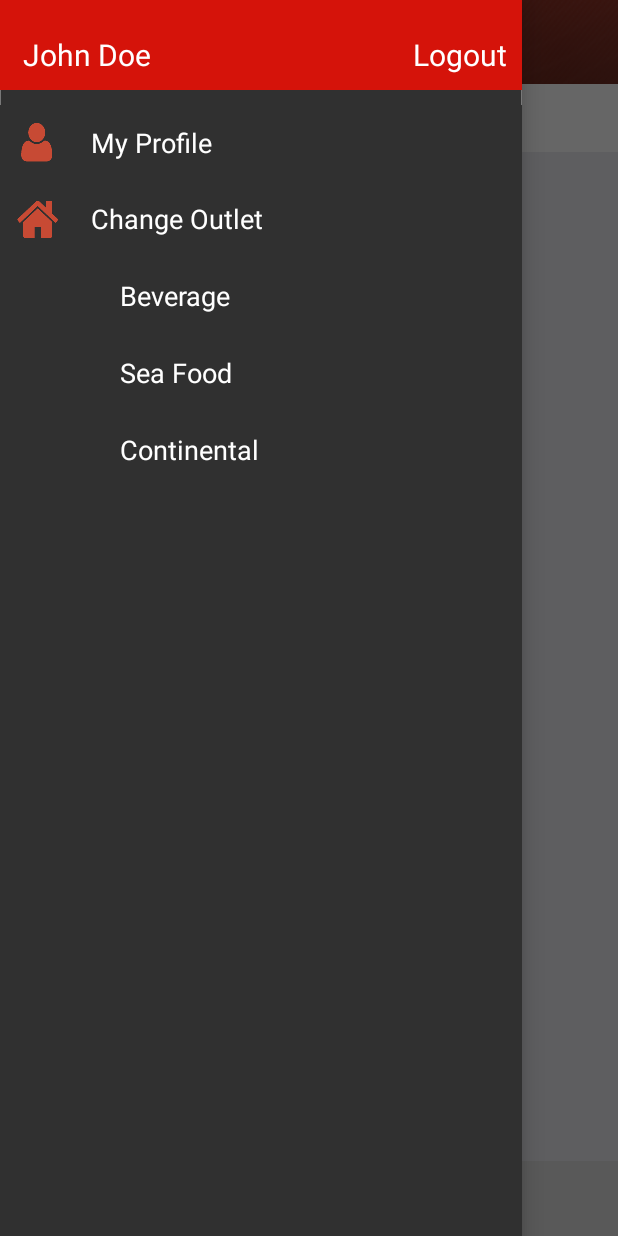
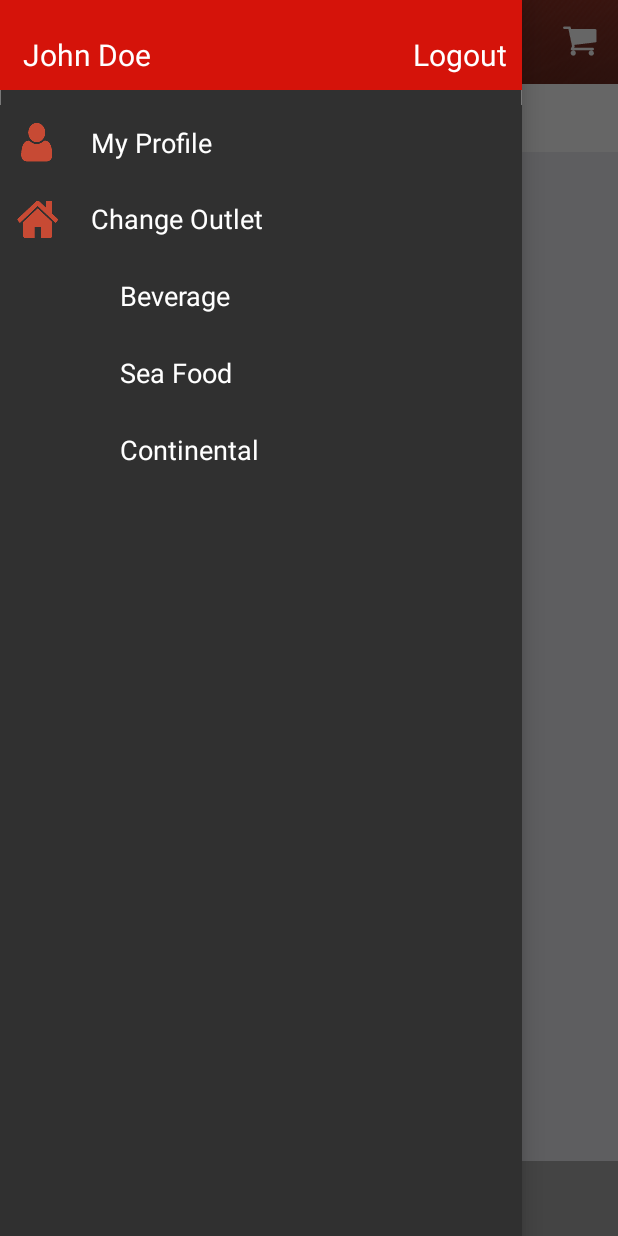
Before and after one commit to Brain-Technosys/QZERO, an Android app: the OutletCategoryActivity screen opened directly, with no data from a screen before it, with the side drawer open, on a phone screen of 412 x 824 dp. Run offline under Robolectric (Android 15) with nearby library versions, the phone set to English and light mode, and no system bars; our stand-ins replace ButterKnife.

Commit message:
outlets changed

```diff
--- a/app/src/main/java/com/example/qzero/Outlet/Activities/OutletCategoryActivity.java
+++ b/app/src/main/java/com/example/qzero/Outlet/Activities/OutletCategoryActivity.java
@@ -1,5 +1,4 @@
 package com.example.qzero.Outlet.Activities;
-
 
 import android.content.res.Configuration;
 import android.os.Bundle;
@@ -23,13 +22,10 @@ import android.widget.TableLayout;
 import android.widget.TableRow;
 import android.widget.TextView;
 import android.widget.TableRow.LayoutParams;
-
 import com.example.qzero.Outlet.ObjectClasses.ItemOutlet;
 import com.example.qzero.Outlet.ObjectClasses.Venue;
 import com.example.qzero.R;
-
 import java.util.ArrayList;
-
 import butterknife.ButterKnife;
 import butterknife.InjectView;
 import butterknife.OnClick;
@@ -41,8 +37,8 @@ public class OutletCategoryActivity extends AppCompatActivity implements View.On
     DrawerLayout mDrawer;
 
 
-   /* @InjectView(R.id.toolbar)
-    Toolbar toolbar;*/
+    @InjectView(R.id.toolbar)
+    Toolbar tool_bar;
 
     @InjectView(R.id.navigationView)
     LinearLayout navigationView;
@@ -73,8 +69,6 @@ public class OutletCategoryActivity extends AppCompatActivity implements View.On
 
     ArrayList<ItemOutlet> arrayListItems;
 
-    Toolbar toolbar;
-
 
     @Override
     public void onCreate(Bundle savedInstanceState) {
@@ -83,9 +77,7 @@ public class OutletCategoryActivity extends AppCompatActivity implements View.On
 
         ButterKnife.inject(this);
 
-              toolbar=(Toolbar) findViewById(R.id.toolbar);
-
-        setSupportActionBar(toolbar);
+        setSupportActionBar(tool_bar);
 
         drawerToggle = setupDrawerToggle();
 
@@ -102,9 +94,8 @@ public class OutletCategoryActivity extends AppCompatActivity implements View.On
     }//end of onCreate()
 
     private ActionBarDrawerToggle setupDrawerToggle() {
-        return new ActionBarDrawerToggle(this, mDrawer, toolbar, R.string.navigation_drawer_open, R.string.navigation_drawer_close);
+        return new ActionBarDrawerToggle(this, mDrawer, tool_bar, R.string.navigation_drawer_open, R.string.navigation_drawer_close);
     }
-
     private void setIconsToActionBar() {
         //getting left side menu image
         actionBar = getSupportActionBar();
--- a/app/src/main/res/layout/activity_outlet_category.xml
+++ b/app/src/main/res/layout/activity_outlet_category.xml
@@ -1,5 +1,4 @@
-<android.support.v4.widget.DrawerLayout
-    xmlns:android="http://schemas.android.com/apk/res/android"
+<android.support.v4.widget.DrawerLayout xmlns:android="http://schemas.android.com/apk/res/android"
     android:id="@+id/drawer_layout"
     android:layout_width="match_parent"
     android:layout_height="match_parent">
@@ -11,55 +10,54 @@
         android:background="@color/background_outlet">
 
         <include
-           android:id="@+id/include"
-            android:layout_alignParentTop="true"
+            layout="@layout/toolbar"
+            android:layout_width="match_parent"
             android:layout_height="wrap_content"
-            android:layout_width="match_parent"
-            layout="@layout/toolbar"
-            />
+            android:layout_alignParentTop="true" />
 
         <RelativeLayout
-            android:id="@+id/relLayOutletHeading"
+            android:id="@+id/relLayTitle"
             android:layout_width="match_parent"
             android:layout_height="45dp"
-            android:layout_below="@+id/include"
+            android:layout_below="@+id/toolbar"
             android:background="@android:color/white">
 
             <TextView
                 android:id="@+id/txtViewSubHeading"
                 android:layout_width="wrap_content"
                 android:layout_height="wrap_content"
+                android:layout_centerVertical="true"
+                android:layout_marginLeft="10dp"
                 android:text="@string/all_outlet"
-                android:layout_centerVertical="true"
-                android:textSize="@dimen/outlet_heading_size"
-                android:layout_marginLeft="10dp"
-                android:textColor="@color/color_tab_text_selected"/>
+                android:textColor="@color/color_tab_text_selected"
+                android:textSize="@dimen/outlet_heading_size" />
+
         </RelativeLayout>
 
         <ScrollView
             android:id="@+id/outlet_scrollView"
-            android:layout_below="@+id/relLayOutletHeading"
             android:layout_width="wrap_content"
+            android:layout_height="wrap_content"
             android:layout_above="@+id/advertisement"
-            android:layout_height="wrap_content"
+            android:layout_below="@+id/relLayTitle"
             android:layout_gravity="center_horizontal"
             android:background="#DFDFDF">
 
             <TableLayout
                 android:id="@+id/tableLayoutItems"
                 android:layout_width="match_parent"
-                android:layout_height="wrap_content"/>
-
+                android:layout_height="wrap_content" />
 
 
         </ScrollView>
+
         <ImageView
             android:id="@+id/advertisement"
             android:layout_width="fill_parent"
             android:layout_height="50dp"
             android:layout_alignParentBottom="true"
-            android:background="@color/cardview_back"
-            android:layout_gravity="bottom">
+            android:layout_gravity="bottom"
+            android:background="@android:color/darker_gray">
 
         </ImageView>
     </RelativeLayout>
@@ -67,9 +65,9 @@
 
     <!-- The navigation drawer -->
     <include
-        layout="@layout/nav_drawer"
+        layout="@layout/navigation_activity"
+        android:layout_width="match_parent"
         android:layout_height="fill_parent"
-        android:layout_width="match_parent"
-        android:layout_gravity="start"/>
+        android:layout_gravity="start" />
 
 </android.support.v4.widget.DrawerLayout>
--- /dev/null
+++ b/app/src/main/res/layout/navigation_activity.xml
@@ -0,0 +1,117 @@
+<?xml version="1.0" encoding="utf-8"?>
+<RelativeLayout xmlns:android="http://schemas.android.com/apk/res/android"
+    android:layout_width="match_parent"
+    android:layout_height="fill_parent"
+    android:background="@drawable/navigation_item_background"
+
+     >
+
+    <include
+        android:layout_alignParentTop="true"
+        android:id="@+id/header"
+        layout="@layout/nav_header_catogery"
+        android:layout_width="match_parent"
+        android:layout_height="60dp"
+
+        />
+    <RelativeLayout
+        android:id="@+id/changeProfile"
+        android:layout_below="@+id/header"
+        android:layout_width="match_parent"
+        android:layout_height="wrap_content"
+        android:layout_marginTop="10dp"
+        android:layout_alignParentLeft="true"
+        android:layout_alignParentRight="true"
+        android:background="@drawable/selector_navigation_menu_item">
+
+
+        <ImageView
+                android:id="@+id/img_profile"
+                android:layout_width="wrap_content"
+                android:layout_height="wrap_content"
+                android:padding="10dp"
+                android:scaleType="centerCrop"
+                android:layout_centerVertical="true"
+                android:layout_gravity="center_vertical"
+                android:src="@drawable/profile_icon"
+                />
+
+        <TextView
+
+            android:layout_toRightOf="@+id/img_profile"
+            android:layout_width="wrap_content"
+            android:layout_height="wrap_content"
+            android:gravity="start"
+            android:layout_gravity="center_vertical"
+            android:layout_centerHorizontal="true"
+            android:layout_centerVertical="true"
+            android:text="My Profile"
+            android:textSize="18sp"
+            android:padding="10dp"
+            android:textColor="@android:color/white"
+            />
+
+
+
+    </RelativeLayout>
+        <RelativeLayout
+            android:layout_below="@+id/changeProfile"
+            android:id="@+id/changeOutlet"
+            android:layout_width="match_parent"
+            android:layout_height="wrap_content"
+            android:background="@drawable/selector_navigation_menu_item"
+            android:orientation="vertical">
+            <ImageView
+                android:id="@+id/img_outlet"
+                android:layout_width="wrap_content"
+                android:layout_height="wrap_content"
+                android:padding="10dp"
+                android:scaleType="centerCrop"
+                android:layout_centerVertical="true"
+                android:src="@drawable/home_icon"
+                />
+
+
+            <TextView
+                android:layout_width="wrap_content"
+                android:layout_height="wrap_content"
+                android:layout_gravity="center_vertical"
+                android:text="Change Outlet"
+                android:layout_toRightOf="@+id/img_outlet"
+                android:layout_centerHorizontal="true"
+                android:layout_centerVertical="true"
+                android:textSize="18sp"
+                android:gravity="start"
+                android:padding="10dp"
+                android:textColor="@android:color/white"
+                />
+
+
+        </RelativeLayout>
+
+
+
+    <RelativeLayout
+        android:id="@+id/selectOutlet"
+        android:layout_width="match_parent"
+        android:layout_height="wrap_content"
+        android:layout_below="@+id/changeOutlet"
+        android:orientation="horizontal"
+        android:background="@drawable/selector_navigation_menu_item">
+    </RelativeLayout>
+
+
+    <LinearLayout
+        android:id="@+id/navigationView"
+        android:layout_width="match_parent"
+        android:layout_height="fill_parent"
+        android:gravity="start"
+        android:layout_centerHorizontal="true"
+        android:layout_below="@+id/selectOutlet"
+        android:background="@color/navigation_drawer_background"
+        android:orientation="vertical"
+        >
+
+        </LinearLayout>
+
+</RelativeLayout>
--- a/app/src/main/res/layout/toolbar.xml
+++ b/app/src/main/res/layout/toolbar.xml
@@ -6,7 +6,6 @@
     android:layout_width="match_parent"
     android:fitsSystemWindows="true"
     android:minHeight="?attr/actionBarSize"
-
     android:background="@drawable/header_bg">
 </android.support.v7.widget.Toolbar>
 <!-- app:theme="@style/ThemeOverlay.AppCompat.Dark.ActionBar"-->
```
Also changed, not shown: app/src/main/java/com/example/qzero/CommonFiles/RequestResponse/Const.java (+10 -0 lines), app/src/main/java/com/example/qzero/Outlet/Activities/OutletActivity.java (+40 -42 lines), app/src/main/java/com/example/qzero/Outlet/ObjectClasses/ItemOutlet.java (+11 -4 lines).
